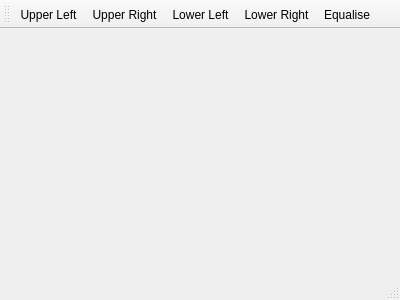
noodlecollie/calliper, file src/app-resize-test/mainwindow.ui: the form before one commit.
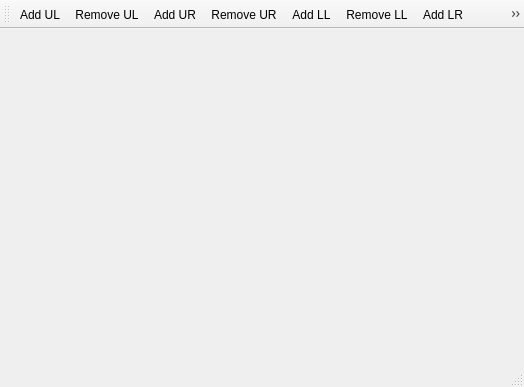
The form after the commit.

Commit message: Removing items works too

```diff
--- a/src/app-resize-test/mainwindow.ui
+++ b/src/app-resize-test/mainwindow.ui
@@ -6,8 +6,8 @@
    <rect>
     <x>0</x>
     <y>0</y>
-    <width>400</width>
-    <height>300</height>
+    <width>524</width>
+    <height>387</height>
    </rect>
   </property>
   <property name="windowTitle">
@@ -32,30 +32,34 @@
     <bool>false</bool>
    </attribute>
    <addaction name="actionUpper_Left"/>
+   <addaction name="actionRemove_UL"/>
    <addaction name="actionUpper_Right"/>
+   <addaction name="actionRemove_UR"/>
    <addaction name="actionLower_Left"/>
+   <addaction name="actionRemove_LL"/>
    <addaction name="actionLower_Right"/>
+   <addaction name="actionRemove_LR"/>
    <addaction name="actionEqualise"/>
   </widget>
   <widget class="QStatusBar" name="statusBar"/>
   <action name="actionUpper_Left">
    <property name="text">
-    <string>Upper Left</string>
+    <string>Add UL</string>
    </property>
   </action>
   <action name="actionUpper_Right">
    <property name="text">
-    <string>Upper Right</string>
+    <string>Add UR</string>
    </property>
   </action>
   <action name="actionLower_Left">
    <property name="text">
-    <string>Lower Left</string>
+    <string>Add LL</string>
    </property>
   </action>
   <action name="actionLower_Right">
    <property name="text">
-    <string>Lower Right</string>
+    <string>Add LR</string>
    </property>
   </action>
   <action name="actionEqualise">
@@ -63,6 +67,26 @@
     <string>Equalise</string>
    </property>
   </action>
+  <action name="actionRemove_UL">
+   <property name="text">
+    <string>Remove UL</string>
+   </property>
+  </action>
+  <action name="actionRemove_UR">
+   <property name="text">
+    <string>Remove UR</string>
+   </property>
+  </action>
+  <action name="actionRemove_LL">
+   <property name="text">
+    <string>Remove LL</string>
+   </property>
+  </action>
+  <action name="actionRemove_LR">
+   <property name="text">
+    <string>Remove LR</string>
+   </property>
+  </action>
  </widget>
  <layoutdefault spacing="6" margin="11"/>
  <resources/>
```
Left out of the diff: 67 changed lines with no effect on the pictures. The commit also changes 2 other files.
